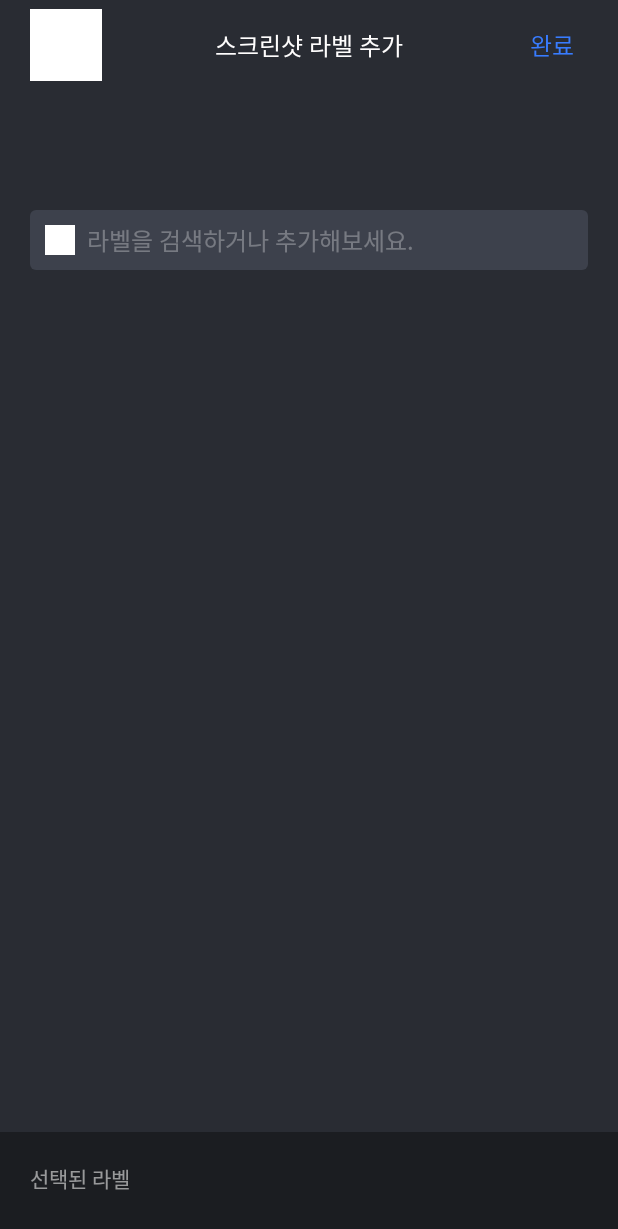
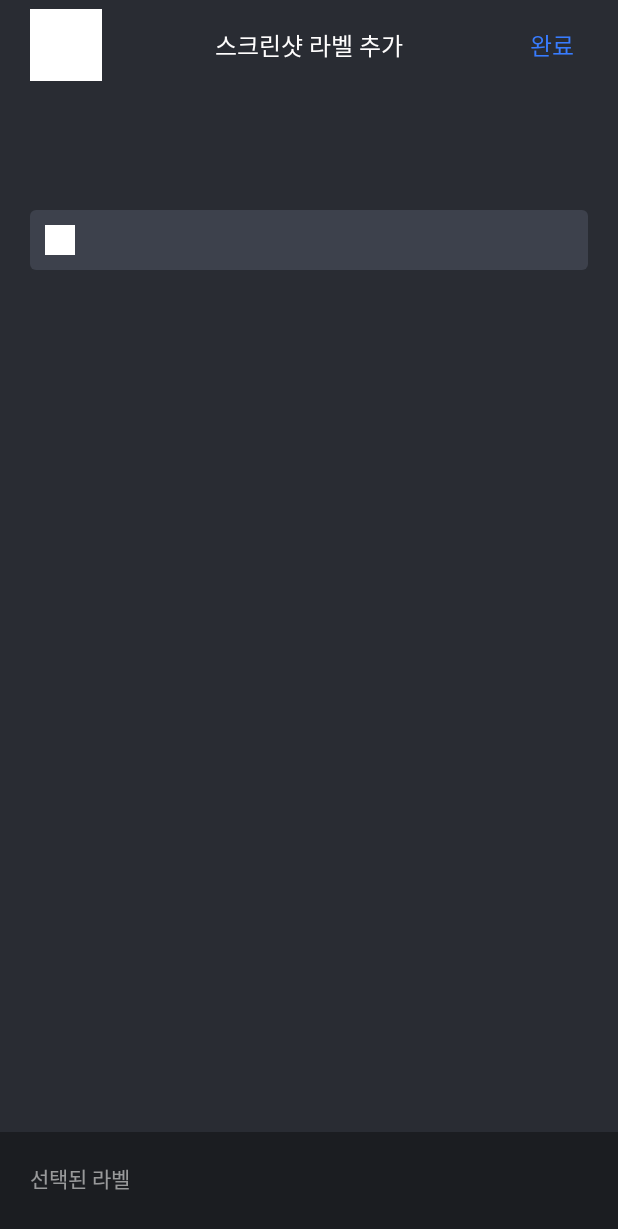
Before and after one commit to androiddevnotesforks/Full-Stack-Android, an Android app: the layout activity_label_outapp.xml on its own in the app's theme, with its tools: preview values and no code run, on a phone screen of 412 x 824 dp. Shown: the top 1229 px of the screen. Run offline under Robolectric (Android 15) with nearby library versions, the phone set to English and light mode, and no system bars.

Commit message:
feat: 앱 외 라벨링 검색 기능 진행중

```diff
--- /dev/null
+++ b/app/src/main/res/color/edittext_hint.xml
@@ -0,0 +1,5 @@
+<?xml version="1.0" encoding="utf-8"?>
+<selector xmlns:android="http://schemas.android.com/apk/res/android">
+    <item android:state_focused="true" android:color="@android:color/transparent" />
+    <item android:color="@color/def_inactive" />
+</selector>
--- /dev/null
+++ b/app/src/main/res/drawable/text_cursor.xml
@@ -0,0 +1,8 @@
+<?xml version="1.0" encoding="utf-8"?>
+<shape xmlns:android="http://schemas.android.com/apk/res/android"
+    android:shape="rectangle">
+    <!--커서의 색깔-->
+    <solid android:color="@color/def_primary"/>
+    <!--커서의 굵기-->
+    <size android:width="2dp" />
+</shape>
--- a/app/src/main/res/layout/activity_label_outapp.xml
+++ b/app/src/main/res/layout/activity_label_outapp.xml
@@ -10,6 +10,7 @@
     </data>
 
     <androidx.constraintlayout.widget.ConstraintLayout
+        android:id="@+id/container_whole"
         android:layout_width="match_parent"
         android:layout_height="match_parent"
         android:background="@color/depth3">
@@ -74,7 +75,8 @@
                 android:layout_height="wrap_content"
                 android:background="@android:color/transparent"
                 android:paddingLeft="@dimen/padding_default"
-                android:paddingRight="@dimen/padding_default">
+                android:paddingRight="@dimen/padding_default"
+                android:stateListAnimator="@null">
 
                 <com.google.android.material.appbar.CollapsingToolbarLayout
                     android:id="@+id/container_collapsing"
@@ -129,12 +131,15 @@
                                 app:layout_constraintLeft_toRightOf="@id/iv_search"
                                 app:layout_constraintRight_toRightOf="parent"
                                 android:layout_marginLeft="@dimen/spacing_8"
-                                android:background="@android:color/transparent"
-                                android:textColorHint="@color/def_inactive"
+                                android:textColorHint="@color/edittext_hint"
+                                android:textColor="@color/def_primary"
                                 android:hint="@string/placeholder_label_search"
                                 android:textSize="@dimen/b1"
+                                android:background="@android:color/transparent"
                                 android:inputType="text"
                                 android:imeOptions="actionDone"
+                                style="@style/EditTextStyle"
+                                android:theme="@style/EditTextStyle"
                                 android:text="@={vm.state().searchKeyword}">
 
                             </EditText>
@@ -168,7 +173,7 @@
             app:layout_constraintBottom_toBottomOf="parent"
             android:background="@color/depth4"
             android:padding="@dimen/padding_default"
-            android:visibility="@{(vm.state().selectedLabels == null || vm.state().selectedLabels.size() == 0) ? View.GONE : View.VISIBLE}">
+            android:visibility="@{(vm.state().selectedLabels == null || vm.state().selectedLabels.size() == 0 || vm.state().isSearchMode()) ? View.GONE : View.VISIBLE}">
 
             <TextView
                 android:id="@+id/tv_selected_label"
--- a/app/src/main/res/values/themes.xml
+++ b/app/src/main/res/values/themes.xml
@@ -42,9 +42,10 @@
         <item name="android:windowSoftInputMode">adjustPan</item>
     </style>
 
-    <!-- TODO cursor highlight 등등 -->
     <style name="EditTextStyle" parent="Widget.AppCompat.EditText">
-
-
+        <item name="colorControlActivated">@android:color/transparent</item>
+        <item name="colorControlNormal">@android:color/transparent</item>
+        <item name="android:textColorHighlight">@color/key</item>
+        <item name="android:textCursorDrawable">@drawable/text_cursor</item>
     </style>
 </resources>
```
Also changed, not shown: app/src/main/java/com/nexters/fullstack/ui/activity/LabelOutAppActivity.kt (+34 -25 lines), presentation/src/main/java/com/nexters/fullstack/viewmodel/LabelOutAppViewModel.kt (+4 -9 lines).
